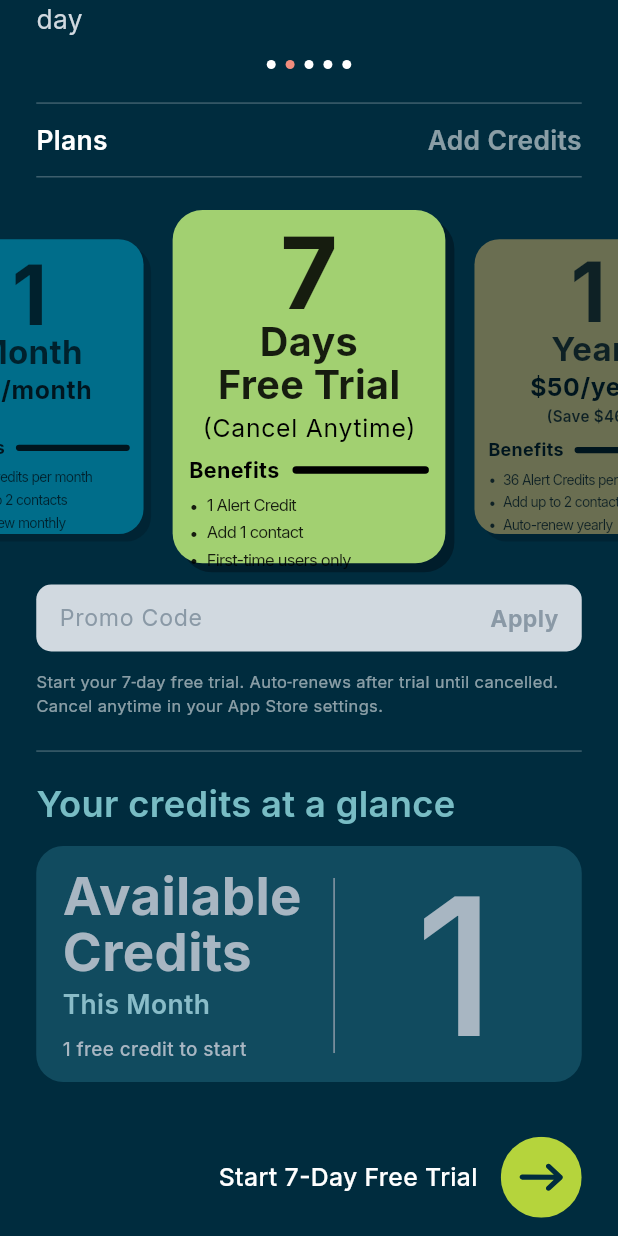
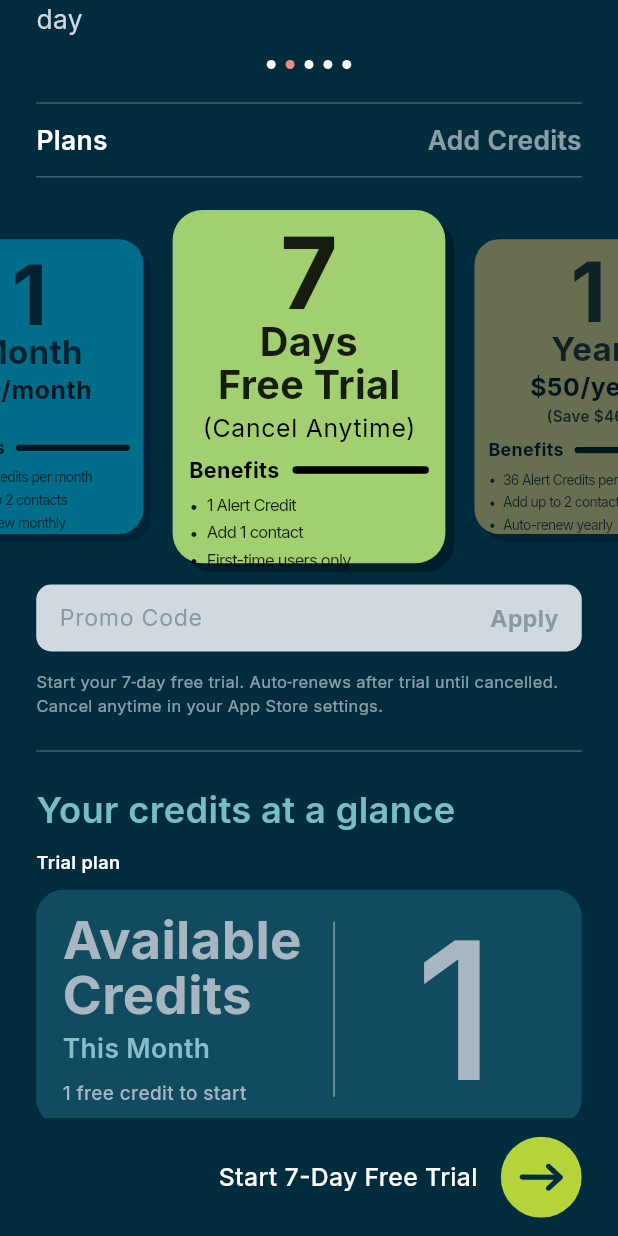
Before and after one commit to Technoviaan/Solo-app-flutter, a Flutter app: the SubscriptionPage screen opened directly, scrolled down 219 dp, on a phone screen of 412 x 824 dp. Run offline on Flutter 3.47's test engine with Material 3 defaults, Android fonts, the phone set to English and light mode, and no system bars; our stand-ins replace app_links, audioplayers, country_code_picker, firebase_core, firebase_messaging, flutter_bloc and 10 more; missing offline and left inert: alarm, android_intent_plus; accounts and stored records are empty; network calls fail.

Commit message:
1st commit

```diff
--- a/lib/core/network/api_config.dart
+++ b/lib/core/network/api_config.dart
@@ -1,4 +1,5 @@
 class ApiConfig {
   static const String baseUrl =
       "https://mvp-backend-3rq1.onrender.com/api";
+      // "https://api.hello-solo.com/api";
 }
--- a/lib/loginWithNumber/login_page.dart
+++ b/lib/loginWithNumber/login_page.dart
@@ -520,7 +520,7 @@
                             ),
                           ),
 
-                          SizedBox(height: 32.h),
+                          SizedBox(height: 63.h),
 
                           if (isOtpSent)
                             Column(
@@ -580,6 +580,7 @@
                                   width: 322.w,
                                   height: 1,
                                   color: otp.isNotEmpty
+
                                       ? const Color(0xFFF5F5F5)
                                       : const Color(0xFF294256),
                                 ),
@@ -815,7 +816,6 @@
                             ),
                           ),
 
-                          const Spacer(),
 
                           Padding(
                             padding: EdgeInsets.only(
--- a/lib/subscription/subscription_page.dart
+++ b/lib/subscription/subscription_page.dart
@@ -1,3 +1,4 @@
+import 'dart:async'; // Required for Timer
 import 'package:flutter/material.dart';
 import 'package:flutter_svg/flutter_svg.dart';
 import 'package:url_launcher/url_launcher.dart';
@@ -363,6 +364,7 @@
       _clearErrorAfterDelay();
     }
   }
+
   void _clearErrorAfterDelay() {
     Future.delayed(const Duration(seconds: 3), () {
       if (mounted) {
@@ -419,7 +421,6 @@
       );
     }
 
-    // Agar error hai toh controller me error text daal do taaki box ke andar dikhe
     if (_promoError != null && _promoController.text != _promoError) {
       _promoController.text = _promoError!;
       _promoController.selection = TextSelection.fromPosition(
@@ -441,7 +442,6 @@
           Expanded(
             child: TextField(
               controller: _promoController,
-              // Agar error hai toh text red color me dikhega
               style: TextStyle(
                 color: _promoError != null ? const Color(0xFFEE6A59) : const Color(0xFF5A6C7D),
                 fontSize: AppSize.sp(14),
@@ -487,7 +487,9 @@
         ],
       ),
     );
-  }  @override
+  }
+
+  @override
   void dispose() {
     _pageController.dispose();
     _promoController.dispose();
@@ -676,10 +678,22 @@
     const String displayHeaderTitle = "Available\nCredits";
     const String displaySubtitle = "This Month";
 
+    // Dynamic Badge Label logic following developer guidelines:
+    String badgeLabel = "Trial plan";
+    if (activePlanId == "monthly") {
+      badgeLabel = "Monthly plan";
+    } else if (activePlanId == "yearly") {
+      badgeLabel = "Yearly plan";
+    } else if (isTopupFocused) {
+      badgeLabel = "Top-Up Credits";
+    }
+
+    // Overrides for Subscribed or Promo Code Users
     String planLabel = "1 free credit to start";
     String? renewalText;
 
     if (_activePromoPlan != null) {
+      badgeLabel = _activePromoPlan!;
       planLabel = _activePromoPlan!;
       if (_promoActivationTime != null) {
         if (_activePromoPlan == "1 Month Free Access") {
@@ -693,10 +707,13 @@
         }
       }
     } else if (_subscriptionStatus == 1) {
+      badgeLabel = "Trial plan";
       planLabel = "Free Trial Plan";
     } else if (_subscriptionStatus == 2) {
+      badgeLabel = "Monthly Subscription";
       planLabel = "Monthly Subscription";
     } else if (_subscriptionStatus == 3) {
+      badgeLabel = "Yearly Subscription";
       planLabel = "Yearly Subscription";
     }
 
@@ -880,7 +897,9 @@
                               padding: EdgeInsets.symmetric(horizontal: AppSize.w(4)),
                               child: const Divider(color: Colors.white24),
                             ),
-                            SizedBox(height: AppSize.h(10)),
+                            SizedBox(height: AppSize.h(14)),
+
+                            // Heading First
                             Padding(
                               padding: EdgeInsets.symmetric(horizontal: AppSize.w(4)),
                               child: Text(
@@ -892,7 +911,24 @@
                                 ),
                               ),
                             ),
+                            SizedBox(height: AppSize.h(8)),
+                            Padding(
+                              padding: EdgeInsets.symmetric(horizontal: AppSize.w(4)),
+                              child: Align(
+                                alignment: Alignment.centerLeft,
+                                child: Text(
+                                  badgeLabel,
+                                  style: TextStyle(
+                                    color: Colors.white,
+                                    fontSize: AppSize.sp(11),
+                                    fontWeight: FontWeight.w600,
+                                  ),
+                                ),
+                              ),
+                            ),
                             SizedBox(height: AppSize.h(10)),
+
+                            // Available Credits Container Box
                             Padding(
                               padding: EdgeInsets.symmetric(horizontal: AppSize.w(4)),
                               child: Center(
@@ -904,31 +940,7 @@
                                     color: const Color(0xFF114B5F),
                                     borderRadius: BorderRadius.circular(18),
                                   ),
-                                  child: Stack(
-                                    clipBehavior: Clip.none,
-                                    children: [
-                                      if (_activePromoPlan != null)
-                                        Positioned(
-                                          top: -12,
-                                          left: 0,
-                                          child: Container(
-                                            padding: EdgeInsets.symmetric(horizontal: AppSize.w(8), vertical: AppSize.h(2)),
-                                            decoration: BoxDecoration(
-                                              border: Border.all(color: const Color(0xFFEE6A59)),
-                                              borderRadius: BorderRadius.circular(4),
-                                              color: const Color(0xFF114B5F),
-                                            ),
-                                            child: Text(
-                                              _activePromoPlan!,
-                                              style: TextStyle(
-                                                color: Colors.white,
-                                                fontSize: AppSize.sp(11),
-                                                fontWeight: FontWeight.w600,
-                                              ),
-                                            ),
-                                          ),
-                                        ),
-                                      Row(
+                                  child: Row(
                                     crossAxisAlignment: CrossAxisAlignment.center,
                                     children: [
                                       Expanded(
@@ -938,7 +950,6 @@
                                           mainAxisAlignment: MainAxisAlignment.center,
                                           mainAxisSize: MainAxisSize.min,
                                           children: [
-                                                if (_activePromoPlan != null) SizedBox(height: AppSize.h(4)),
                                             Text(
                                               displayHeaderTitle,
                                               style: TextStyle(
@@ -1003,8 +1014,6 @@
                                             ),
                                           ),
                                         ),
-                                          ),
-                                        ],
                                       ),
                                     ],
                                   ),
```
Also changed, not shown: lib/subscription/subscription_api.dart (+0 -16 lines), 1 other file. Lines whose indentation alone changed are shown as unchanged.
